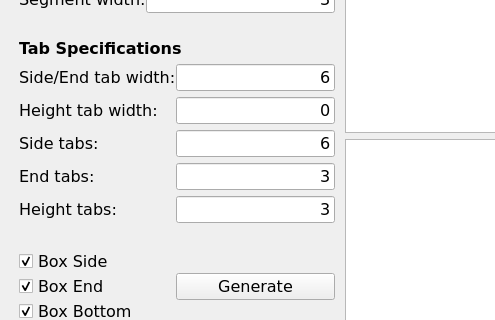
The window that form.ui (gharley/LaserCutBoxes) describes before a commit, drawn with Qt 5; both pictures show x 0 to 495 and y 455 to 775 of the 698 by 906 pixel window.
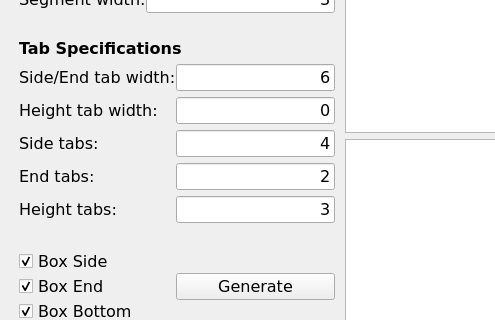
The same window after the commit.

What changed in the file:
```diff
--- a/form.ui
+++ b/form.ui
@@ -697,7 +697,7 @@
              <string>&lt;html&gt;&lt;head/&gt;&lt;body&gt;&lt;p&gt;The number of tabs to place on the depth (short side) of the box. If set to 0, uses &lt;span style=&quot; font-style:italic;&quot;&gt;side tabs&lt;/span&gt;.&lt;/p&gt;&lt;/body&gt;&lt;/html&gt;</string>
             </property>
             <property name="text">
-             <string>3</string>
+             <string>2</string>
             </property>
             <property name="alignment">
              <set>Qt::AlignRight|Qt::AlignTrailing|Qt::AlignVCenter</set>
@@ -713,7 +713,7 @@
              <string>&lt;html&gt;&lt;head/&gt;&lt;body&gt;&lt;p&gt;The number of tabs to place on the width (long side) of the box.&lt;/p&gt;&lt;/body&gt;&lt;/html&gt;</string>
             </property>
             <property name="text">
-             <string>6</string>
+             <string>4</string>
             </property>
             <property name="alignment">
              <set>Qt::AlignRight|Qt::AlignTrailing|Qt::AlignVCenter</set>
```
